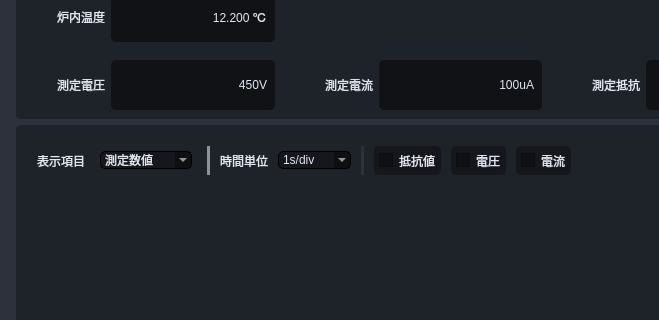
The window that Source code/gui_main/gui/uis/pages/main_pages.ui (coolandy345/MS4371) describes before a commit, drawn with Qt 5; both pictures show x 0 to 659 and y 137 to 457 of the 1091 by 707 pixel window.
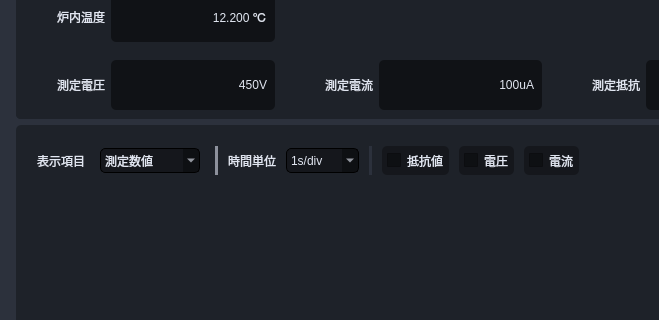
The same window after the commit. The open tabs and pages were chosen to show the change.

```diff
--- a/Source code/gui_main/gui/uis/pages/main_pages.ui
+++ b/Source code/gui_main/gui/uis/pages/main_pages.ui
@@ -4582,8 +4582,8 @@
                  <widget class="QComboBox" name="graphItem_combobox">
                   <property name="minimumSize">
                    <size>
-                    <width>0</width>
-                    <height>0</height>
+                    <width>100</width>
+                    <height>25</height>
                    </size>
                   </property>
                   <property name="maximumSize">
@@ -4682,7 +4682,7 @@
                      <property name="minimumSize">
                       <size>
                        <width>0</width>
-                       <height>0</height>
+                       <height>25</height>
                       </size>
                      </property>
                      <property name="maximumSize">
@@ -4757,7 +4757,7 @@
                      <property name="minimumSize">
                       <size>
                        <width>0</width>
-                       <height>0</height>
+                       <height>25</height>
                       </size>
                      </property>
                      <property name="cursor">
@@ -4777,7 +4777,7 @@
                      <property name="minimumSize">
                       <size>
                        <width>0</width>
-                       <height>0</height>
+                       <height>25</height>
                       </size>
                      </property>
                      <property name="cursor">
@@ -4797,7 +4797,7 @@
                      <property name="minimumSize">
                       <size>
                        <width>0</width>
-                       <height>0</height>
+                       <height>25</height>
                       </size>
                      </property>
                      <property name="cursor">
```
Left out of the diff: 99 changed lines with no effect on the pictures.
